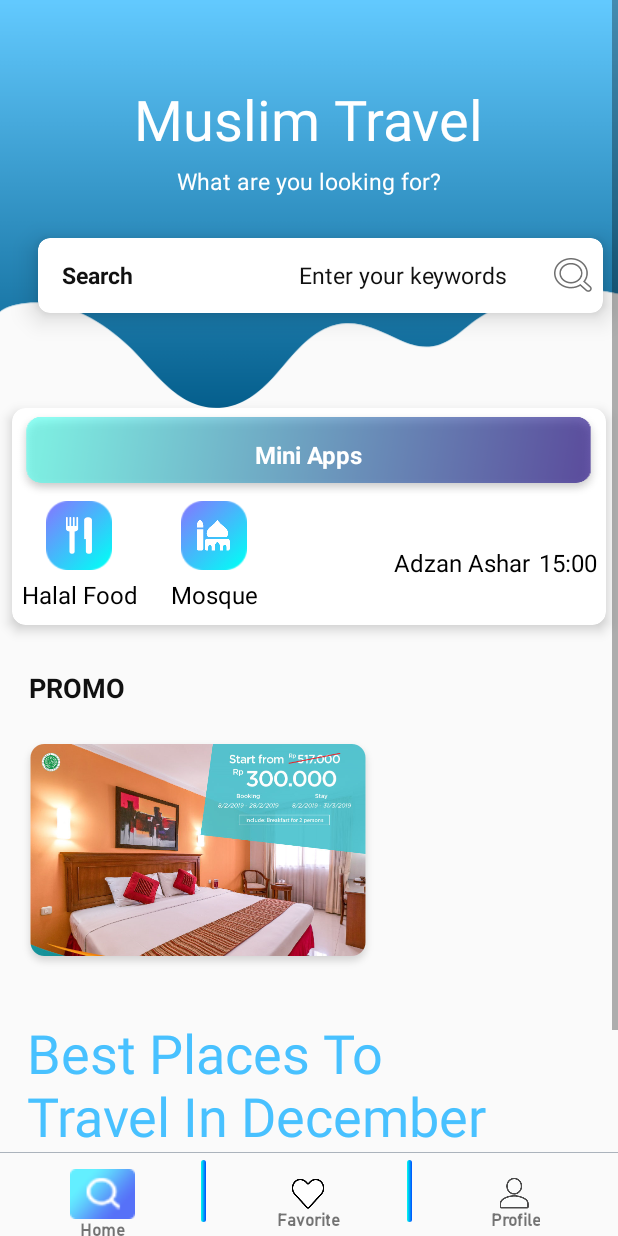
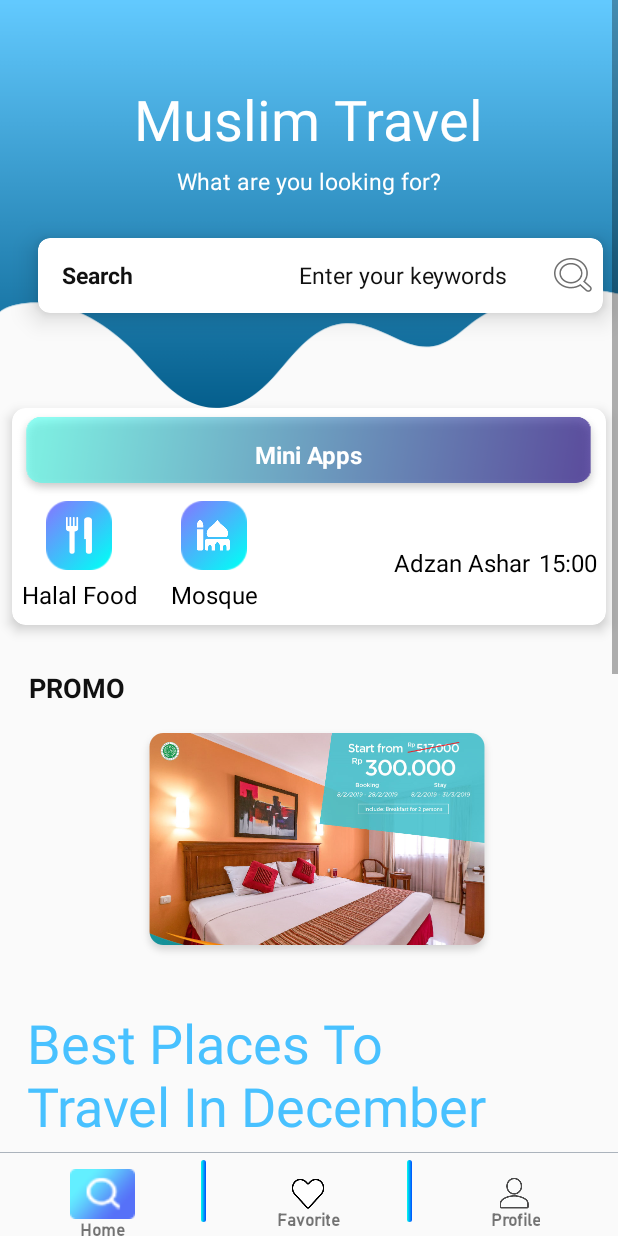
Before and after one commit to fazri09/android_muslim_hotel, an Android app: the HomeFragment screen opened directly, with no data from a screen before it, on a phone screen of 412 x 824 dp. Run offline under Robolectric (Android 15) with nearby library versions, the light colour scheme and no system bars; our stand-ins replace Picasso; pictures from the network do not load.

Commit message:
update tampilan home

```diff
--- a/app/build.gradle
+++ b/app/build.gradle
@@ -23,7 +23,10 @@ dependencies {
     implementation fileTree(dir: 'libs', include: ['*.jar'])
     implementation 'androidx.appcompat:appcompat:1.0.2'
     implementation 'androidx.constraintlayout:constraintlayout:1.1.3'
+    implementation 'com.android.support:appcompat-v7:29.0.0'
     implementation 'androidx.legacy:legacy-support-v4:1.0.0'
+    implementation 'com.squareup.picasso:picasso:2.5.0'
+    implementation 'com.github.bumptech.glide:glide:3.7.0'
     testImplementation 'junit:junit:4.12'
     androidTestImplementation 'androidx.test.ext:junit:1.1.0'
     androidTestImplementation 'androidx.test.espresso:espresso-core:3.1.1'
--- /dev/null
+++ b/app/src/main/java/com/example/muslimhotel/adapter/EditorsPicksAdapter.java
@@ -0,0 +1,56 @@
+package com.example.muslimhotel.adapter;
+
+import android.content.Context;
+import android.view.LayoutInflater;
+import android.view.View;
+import android.view.ViewGroup;
+import android.widget.ImageView;
+import android.widget.TextView;
+
+import androidx.annotation.NonNull;
+import androidx.recyclerview.widget.RecyclerView;
+
+import com.example.muslimhotel.R;
+import com.example.muslimhotel.model.EditorsPicks;
+import com.example.muslimhotel.model.Promo;
+
+import java.util.ArrayList;
+
+public class EditorsPicksAdapter extends RecyclerView.Adapter<EditorsPicksAdapter.ViewHolder> {
+    private ArrayList<EditorsPicks> list;
+    private Context context;
+    public EditorsPicksAdapter(ArrayList<EditorsPicks> list, Context context){
+        this.list = list;
+        this.context = context;
+
+    }
+    @NonNull
+    @Override
+    public EditorsPicksAdapter.ViewHolder onCreateViewHolder(@NonNull ViewGroup parent, int viewType) {
+        View view = LayoutInflater.from(parent.getContext())
+                .inflate(R.layout.item_editorspack, parent, false);
+        return new EditorsPicksAdapter.ViewHolder(view);
+    }
+
+    @Override
+    public void onBindViewHolder(@NonNull EditorsPicksAdapter.ViewHolder holder, int position) {
+        EditorsPicks data = list.get(position);
+    }
+
+    @Override
+    public int getItemCount() {
+        return list.size();
+    }
+
+    public class ViewHolder extends RecyclerView.ViewHolder {
+        private ImageView ivGambar;
+        private TextView tvReview,tvTempat,tvDeskripsi;
+        public ViewHolder(@NonNull View itemView) {
+            super(itemView);
+            ivGambar = itemView.findViewById(R.id.iv_gambar_hotel);
+            tvDeskripsi = itemView.findViewById(R.id.deskripsi);
+            tvReview = itemView.findViewById(R.id.review);
+            tvTempat = itemView.findViewById(R.id.tv_tempat);
+        }
+    }
+}
--- /dev/null
+++ b/app/src/main/java/com/example/muslimhotel/adapter/HotelDiscoverAdapter.java
@@ -0,0 +1,65 @@
+package com.example.muslimhotel.adapter;
+
+import android.content.Context;
+import android.view.LayoutInflater;
+import android.view.View;
+import android.view.ViewGroup;
+import android.widget.ImageView;
+import android.widget.TextView;
+
+import androidx.annotation.NonNull;
+import androidx.recyclerview.widget.RecyclerView;
+
+import com.example.muslimhotel.R;
+import com.example.muslimhotel.model.HotelDiscover;
+import com.example.muslimhotel.model.Promo;
+import com.squareup.picasso.Picasso;
+
+import java.util.ArrayList;
+
+public class HotelDiscoverAdapter extends RecyclerView.Adapter<HotelDiscoverAdapter.VIewHolder> {
+
+    private ArrayList<HotelDiscover> list;
+    private Context context;
+
+    public HotelDiscoverAdapter(ArrayList<HotelDiscover> list, Context context){
+        this.list = list;
+        this.context = context;
+    }
+    @NonNull
+    @Override
+    public HotelDiscoverAdapter.VIewHolder onCreateViewHolder(@NonNull ViewGroup parent, int viewType) {
+        View view = LayoutInflater.from(parent.getContext())
+                .inflate(R.layout.item_card_discover_hotel, parent, false);
+        return new VIewHolder(view);
+    }
+
+    @Override
+    public void onBindViewHolder(@NonNull HotelDiscoverAdapter.VIewHolder holder, int position) {
+    HotelDiscover data = list.get(position);
+        Picasso.with(context).load(data.getGambarHotel()).into(holder.ivGambar);
+        holder.tvNmHotel.setText(data.getNmHotel());
+        holder.tvTempat.setText(data.getTempatHotel());
+        holder.tvDeskripsi.setText(data.getDeskripsiHotel());
+
+    }
+
+    @Override
+    public int getItemCount() {
+        return list.size();
+    }
+
+    public class VIewHolder extends RecyclerView.ViewHolder {
+        private ImageView ivGambar;
+        private TextView tvNmHotel,tvTempat,tvDeskripsi;
+
+        public VIewHolder(@NonNull View itemView) {
+            super(itemView);
+
+            ivGambar = itemView.findViewById(R.id.imgcard1);
+            tvTempat = itemView.findViewById(R.id.tvcard1);
+            tvNmHotel = itemView.findViewById(R.id.tvcard2);
+            tvDeskripsi = itemView.findViewById(R.id.tv_deskripsi);
+        }
+    }
+}
--- /dev/null
+++ b/app/src/main/java/com/example/muslimhotel/adapter/PromoAdapter.java
@@ -0,0 +1,61 @@
+package com.example.muslimhotel.adapter;
+
+import android.content.Context;
+import android.util.Log;
+import android.view.LayoutInflater;
+import android.view.View;
+import android.view.ViewGroup;
+import android.widget.ImageView;
+
+import androidx.annotation.NonNull;
+import androidx.recyclerview.widget.RecyclerView;
+
+import com.example.muslimhotel.R;
+import com.example.muslimhotel.model.Promo;
+import com.squareup.picasso.Picasso;
+
+import java.util.ArrayList;
+import java.util.List;
+
+public class PromoAdapter extends RecyclerView.Adapter<PromoAdapter.ViewHolder> {
+
+    private ArrayList<Promo> list;
+    private Context context;
+
+
+    public PromoAdapter (ArrayList<Promo> list, Context context){
+        this.list = list;
+        this.context = context;
+    }
+
+
+    @NonNull
+    @Override
+    public PromoAdapter.ViewHolder onCreateViewHolder(@NonNull ViewGroup parent, int viewType) {
+        View view = LayoutInflater.from(parent.getContext())
+                .inflate(R.layout.item_promo, parent, false);
+    return new ViewHolder(view);
+    }
+
+    @Override
+    public void onBindViewHolder(@NonNull ViewHolder holder, int position) {
+        Promo data = list.get(position);
+        Log.d("adapter", "onBindViewHolder: "+data.gambarPromo);
+        Picasso.with(context).load(data.getGambarPromo()).into(holder.ivGambar);
+    }
+
+    @Override
+    public int getItemCount() {
+        return list.size();
+    }
+
+    public class ViewHolder extends RecyclerView.ViewHolder {
+        public ImageView ivGambar;
+        public ViewHolder(@NonNull View itemView) {
+            super(itemView);
+
+             ivGambar = itemView.findViewById(R.id.gambar_promo);
+
+        }
+    }
+}
--- /dev/null
+++ b/app/src/main/java/com/example/muslimhotel/model/EditorsPicks.java
@@ -0,0 +1,25 @@
+package com.example.muslimhotel.model;
+
+public class EditorsPicks {
+    private String tempat;
+    private int review;
+    private int gambarHotel;
+
+    public EditorsPicks(String tempat, int review, int gambarHotel) {
+        this.tempat = tempat;
+        this.review = review;
+        this.gambarHotel = gambarHotel;
+    }
+
+    public String getTempat() {
+        return tempat;
+    }
+
+    public int getReview() {
+        return review;
+    }
+
+    public int getGambarHotel() {
+        return gambarHotel;
+    }
+}
--- /dev/null
+++ b/app/src/main/java/com/example/muslimhotel/model/HotelDiscover.java
@@ -0,0 +1,47 @@
+package com.example.muslimhotel.model;
+
+public class HotelDiscover {
+    private String nmHotel;
+    private int gambarHotel;
+    private String deskripsiHotel;
+    private String tempatHotel;
+
+    public HotelDiscover(String nmHotel, int gambarHotel, String deskripsiHotel, String tempatHotel) {
+        this.nmHotel = nmHotel;
+        this.gambarHotel = gambarHotel;
+        this.deskripsiHotel = deskripsiHotel;
+        this.tempatHotel = tempatHotel;
+    }
+
+    public String getNmHotel() {
+        return nmHotel;
+    }
+
+    public void setNmHotel(String nmHotel) {
+        this.nmHotel = nmHotel;
+    }
+
+    public int getGambarHotel() {
+        return gambarHotel;
+    }
+
+    public void setGambarHotel(int gambarHotel) {
+        this.gambarHotel = gambarHotel;
+    }
+
+    public String getDeskripsiHotel() {
+        return deskripsiHotel;
+    }
+
+    public void setDeskripsiHotel(String deskripsiHotel) {
+        this.deskripsiHotel = deskripsiHotel;
+    }
+
+    public String getTempatHotel() {
+        return tempatHotel;
+    }
+
+    public void setTempatHotel(String tempatHotel) {
+        this.tempatHotel = tempatHotel;
+    }
+}
--- /dev/null
+++ b/app/src/main/java/com/example/muslimhotel/model/Promo.java
@@ -0,0 +1,13 @@
+package com.example.muslimhotel.model;
+
+public class Promo {
+    public int gambarPromo;
+
+    public Promo(int gambarPromo){
+        this.gambarPromo = gambarPromo;
+    }
+
+    public int getGambarPromo() {
+        return gambarPromo;
+    }
+}
--- a/app/src/main/java/com/example/muslimhotel/ui/HomeFragment.java
+++ b/app/src/main/java/com/example/muslimhotel/ui/HomeFragment.java
@@ -8,8 +8,11 @@ import android.net.Uri;
 import android.os.Bundle;
 
 import androidx.fragment.app.Fragment;
+import androidx.recyclerview.widget.RecyclerView;
+import androidx.recyclerview.widget.StaggeredGridLayoutManager;
 
 import android.text.Html;
+import android.util.Log;
 import android.view.LayoutInflater;
 import android.view.View;
 import android.view.ViewGroup;
@@ -17,8 +20,17 @@ import android.widget.Button;
 import android.widget.TextView;
 
 import com.example.muslimhotel.R;
+import com.example.muslimhotel.adapter.EditorsPicksAdapter;
+import com.example.muslimhotel.adapter.HotelDiscoverAdapter;
+import com.example.muslimhotel.adapter.PromoAdapter;
+import com.example.muslimhotel.model.EditorsPicks;
+import com.example.muslimhotel.model.HotelDiscover;
+import com.example.muslimhotel.model.Promo;
 
 import org.w3c.dom.Text;
+
+import java.util.ArrayList;
+import java.util.List;
 
 public class HomeFragment extends Fragment {
     AlertDialog.Builder dialog;
@@ -26,12 +38,54 @@ public class HomeFragment extends Fragment {
     View dialogView;
     TextView tvunderline;
     Button btnOk;
+    private RecyclerView rLvPromo,rlvPicks,rlvDiscover;
+    private ArrayList<Promo> listPromo = new ArrayList<>();
+    private PromoAdapter adapterPromo;
+    private EditorsPicksAdapter adapterEditors;
+    private StaggeredGridLayoutManager staggered;
+    private ArrayList <EditorsPicks> listPicks = new ArrayList<>();
+    private ArrayList <HotelDiscover> lisHotelDiscover = new ArrayList<>();
+    private HotelDiscoverAdapter adapterDiscover;
 
     @Override
     public View onCreateView(LayoutInflater inflater, ViewGroup container,
                              Bundle savedInstanceState) {
         // Inflate the layout for this fragment
         View v = inflater.inflate(R.layout.fragment_home, container, false);
+
+        rLvPromo = (RecyclerView)v.findViewById(R.id.rV1);
+        rlvPicks = (RecyclerView)v.findViewById(R.id.rV2);
+        rlvDiscover = (RecyclerView)v.findViewById(R.id.rV3);
+
+        listPromo.add(new Promo(R.drawable.promo1));
+        listPromo.add(new Promo(R.drawable.promo1));
+        adapterPromo = new PromoAdapter(listPromo,getActivity());
+        rLvPromo.setHasFixedSize(true);
+        staggered = new StaggeredGridLayoutManager(1, StaggeredGridLayoutManager.HORIZONTAL);
+        staggered.setGapStrategy(StaggeredGridLayoutManager.GAP_HANDLING_NONE);
+        rLvPromo.setLayoutManager(staggered);
+        rLvPromo.setAdapter(adapterPromo);
+
+
+        listPicks.add(new EditorsPicks("Phulay Bay",235,R.drawable.editor1));
+        listPicks.add(new EditorsPicks("Phulay Bay",235,R.drawable.editor1));
+        adapterEditors = new EditorsPicksAdapter(listPicks,getActivity());
+        rlvPicks.setHasFixedSize(true);
+        staggered = new StaggeredGridLayoutManager(1, StaggeredGridLayoutManager.HORIZONTAL);
+        staggered.setGapStrategy(StaggeredGridLayoutManager.GAP_HANDLING_NONE);
+        rlvPicks.setLayoutManager(staggered);
+        rlvPicks.setAdapter(adapterEditors);
+
+        lisHotelDiscover.add(new HotelDiscover("HotelDiscover",R.drawable.dischotel,"There are more than 2,500 people recommend The Ledbury","127 Ledbury Road, London W11 2AQ"));
+        lisHotelDiscover.add(new HotelDiscover("HotelDiscover",R.drawable.dischotel,"There are more than 2,500 people recommend The Ledbury","127 Ledbury Road, London W11 2AQ"));
+
+        adapterDiscover= new HotelDiscoverAdapter(lisHotelDiscover,getActivity());
+        rlvDiscover.setHasFixedSize(true);
+        staggered = new StaggeredGridLayoutManager(1, StaggeredGridLayoutManager.HORIZONTAL);
+        staggered.setGapStrategy(StaggeredGridLayoutManager.GAP_HANDLING_NONE);
+        rlvDiscover.setLayoutManager(staggered);
+        rlvDiscover.setAdapter(adapterDiscover);
+
         showDialogPertama();
         return v;
     }
--- a/app/src/main/res/layout/fragment_home.xml
+++ b/app/src/main/res/layout/fragment_home.xml
@@ -7,6 +7,7 @@
 
     <RelativeLayout
         android:layout_width="match_parent"
+        android:focusableInTouchMode="true"
         android:layout_height="match_parent"
         tools:context=".ui.HomeFragment">
 
@@ -228,22 +229,29 @@
             android:textSize="18dp"
             android:textStyle="bold" />
 
-        <ImageView
-            android:id="@+id/gambar_promo"
-            android:layout_width="wrap_content"
-            android:layout_height="wrap_content"
+        <androidx.recyclerview.widget.RecyclerView
+            android:id="@+id/rV1"
             android:layout_below="@+id/tv_promo"
-            android:layout_marginLeft="11dp"
-            android:layout_marginTop="19dp"
-            android:src="@drawable/promo1" />
+            android:layout_width="match_parent"
+            android:layout_height="200dp"
+
+            />
+
+<!--        <ImageView-->
+<!--            android:id="@+id/gambar_promo"-->
+<!--            android:layout_width="wrap_content"-->
+<!--            android:layout_height="wrap_content"-->
+<!--            android:layout_below="@+id/tv_promo"-->
+<!--            android:layout_marginLeft="11dp"-->
+<!--            android:layout_marginTop="19dp"-->
+<!--            android:src="@drawable/promo1" />-->
 
         <TextView
             android:id="@+id/tv_best"
             android:layout_width="wrap_content"
             android:layout_height="wrap_content"
-            android:layout_below="@+id/gambar_promo"
+            android:layout_below="@+id/rV1"
             android:layout_marginLeft="18dp"
-            android:layout_marginTop="28dp"
             android:text="Best Places To \nTravel In December"
             android:textColor="#48C1FF"
             android:textSize="36dp" />
@@ -268,5 +276,31 @@
             android:textColor="#111111"
             android:textSize="15dp"
             android:textStyle="bold" />
+
+        <androidx.recyclerview.widget.RecyclerView
+            android:id="@+id/rV2"
+            android:layout_below="@+id/tv_editor"
+            android:layout_width="match_parent"
+            android:layout_height="200dp"
+
+            />
+        <TextView
+            android:id="@+id/tv_discover"
+            android:layout_width="wrap_content"
+            android:layout_height="wrap_content"
+            android:layout_below="@+id/rV2"
+            android:layout_marginLeft="26dp"
+            android:layout_marginTop="38dp"
+            android:text="DISCOVER HOTELS NEAR YOU"
+            android:textColor="#111111"
+            android:textSize="15dp"
+            android:textStyle="bold" />
+        <androidx.recyclerview.widget.RecyclerView
+            android:id="@+id/rV3"
+            android:layout_below="@+id/tv_discover"
+            android:layout_width="match_parent"
+            android:layout_height="200dp"
+
+            />
     </RelativeLayout>
 </ScrollView>
--- a/app/src/main/res/layout/item_card_discover_hotel.xml
+++ b/app/src/main/res/layout/item_card_discover_hotel.xml
@@ -66,6 +66,7 @@
                 android:background="@drawable/dividercarddiscv"
                 />
             <TextView
+                android:id="@+id/tv_deskripsi"
                 android:layout_marginLeft="24dp"
                 android:layout_marginRight="24dp"
                 android:layout_marginTop="10dp"
--- a/app/src/main/res/layout/item_editorspack.xml
+++ b/app/src/main/res/layout/item_editorspack.xml
@@ -15,11 +15,13 @@
             android:background="@drawable/background_editor">
 
             <ImageView
+                android:id="@+id/iv_gambar_hotel"
                 android:layout_width="match_parent"
                 android:layout_height="match_parent"
                 android:background="@drawable/editor1"/>
 
             <TextView
+                android:id="@+id/tv_tempat"
                 android:layout_width="wrap_content"
                 android:layout_height="wrap_content"
                 android:layout_alignParentBottom="true"
--- /dev/null
+++ b/app/src/main/res/layout/item_promo.xml
@@ -0,0 +1,16 @@
+<?xml version="1.0" encoding="utf-8"?>
+<LinearLayout xmlns:android="http://schemas.android.com/apk/res/android"
+    android:orientation="horizontal" android:layout_width="match_parent"
+    android:layout_height="wrap_content"
+    android:gravity="center">
+
+            <ImageView
+                android:id="@+id/gambar_promo"
+                android:layout_width="wrap_content"
+                android:layout_height="wrap_content"
+                android:layout_marginLeft="11dp"
+                android:layout_marginTop="10dp"
+                android:layout_marginBottom="5dp"
+                android:src="@drawable/promo1" />
+
+</LinearLayout>
```
